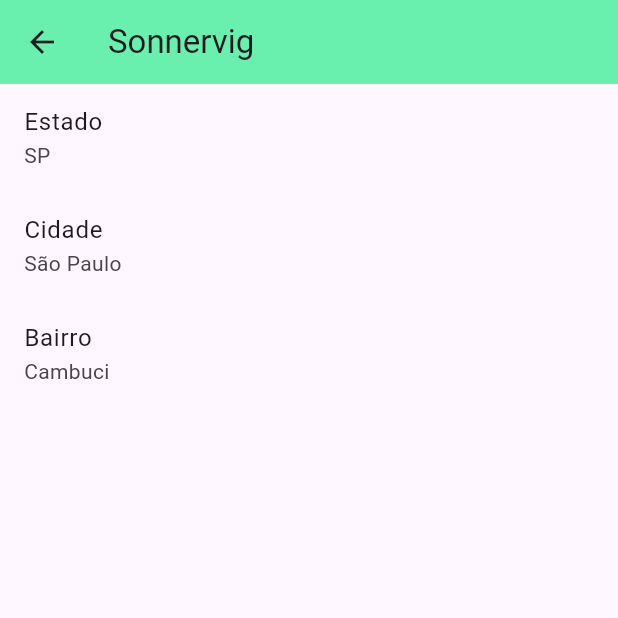
After one commit to giannini-html/ford-front-mobile, a Flutter app: the screen it shows after launch, after a tap on "Sonnervig", on a phone screen of 412 x 824 dp, the top half of it. The commit adds this screen. Run offline on Flutter 3.47's test engine with Material 2 defaults, Android fonts, the light colour scheme and no system bars; our stand-ins replace ionicons.

Commit message:
Adicionado detalhes de concessionaria

```diff
--- a/lib/components/loja_Item.dart
+++ b/lib/components/loja_Item.dart
@@ -1,9 +1,11 @@
-import 'package:ford/models/lojas.dart';
 import 'package:flutter/material.dart';
+
+import '../models/loja.dart';
 
 class LojaItem extends StatelessWidget {
   final Loja loja;
-  const LojaItem({super.key, required this.loja});
+  final void Function()? onTap;
+  const LojaItem({Key? key, required this.loja, this.onTap}) : super(key: key);
 
   @override
   Widget build(BuildContext context) {
@@ -26,6 +28,7 @@ class LojaItem extends StatelessWidget {
           color: Color.fromARGB(255, 0, 0, 0),
         ),
       ),
+      onTap: onTap,
     );
   }
 }
--- a/lib/components/veiculo_item.dart
+++ b/lib/components/veiculo_item.dart
@@ -1,4 +1,3 @@
-import 'package:ford/models/tipo_veiculo.dart';
 import 'package:flutter/material.dart';
 import 'package:intl/intl.dart';
 
--- a/lib/main.dart
+++ b/lib/main.dart
@@ -1,6 +1,7 @@
 import 'package:ford/pages/cadastro_page.dart';
 import 'package:ford/pages/home_page.dart';
 import 'package:ford/pages/login_page.dart';
+import 'package:ford/pages/lojas_detalhes_page.dart';
 import 'package:ford/pages/veiculos_detalhes_page.dart';
 
 import 'package:flutter/material.dart';
@@ -25,6 +26,7 @@ class MyApp extends StatelessWidget {
       routes: {
         "/": (context) => const HomePage(),
         "/veiculos-detalhes": (context) => const VeiculoDetalhesPage(),
+        "/lojas-detalhes": (context) => const LojaDetalhesPage(),
         "/login": (context) => const LoginPage(),
         "/cadastro": (context) => CadastroPage(),
       },
--- a/lib/models/lojas.dart
+++ b/lib/models/loja.dart
@@ -1,4 +1,4 @@
-import 'package:ford/models/tipo_veiculo.dart';
+
 import 'package:flutter/material.dart';
 
 class Loja {
--- /dev/null
+++ b/lib/pages/lojas_detalhes_page.dart
@@ -0,0 +1,41 @@
+import 'package:ford/models/loja.dart';
+import 'package:flutter/material.dart';
+
+class LojaDetalhesPage extends StatefulWidget {
+  const LojaDetalhesPage({super.key});
+
+  @override
+  State<LojaDetalhesPage> createState() => _LojaDetalhesPageState();
+}
+
+class _LojaDetalhesPageState extends State<LojaDetalhesPage> {
+  @override
+  Widget build(BuildContext context) {
+    final loja = ModalRoute.of(context)!.settings.arguments as Loja;
+
+    return Scaffold(
+      appBar: AppBar(
+        backgroundColor: Colors.greenAccent,
+        title: Text(loja.nome),
+      ),
+      body: SingleChildScrollView(
+        child: Column(
+          children: [
+            ListTile(
+              title: const Text('Estado'),
+              subtitle: Text(loja.estado),
+            ),
+            ListTile(
+              title: const Text('Cidade'),
+              subtitle: Text(loja.cidade),
+            ),
+            ListTile(
+              title: const Text('Bairro'),
+              subtitle: Text(loja.bairro),
+            ),
+          ],
+        ),
+      ),
+    );
+  }
+}
--- a/lib/pages/lojas_page.dart
+++ b/lib/pages/lojas_page.dart
@@ -1,8 +1,8 @@
-import 'package:ford/models/lojas.dart';
+import 'package:ford/models/loja.dart';
 import 'package:ford/repository/loja_repository.dart';
 import 'package:flutter/material.dart';
 
-import '../components/loja_Item.dart';
+import '../components/loja_item.dart';
 
 class LojasPage extends StatefulWidget {
   const LojasPage({super.key});
@@ -80,7 +80,13 @@ class _LojasPageState extends State<LojasPage> {
           itemCount: lojas.length,
           itemBuilder: (context, index) {
             final loja = lojas[index];
-            return LojaItem(loja: loja);
+            return LojaItem(
+              loja: loja,
+              onTap: () {
+                Navigator.pushNamed(context, '/lojas-detalhes',
+                    arguments: loja);
+              },
+            );
           },
           separatorBuilder: (context, index) {
             return const Divider();
--- a/lib/repository/loja_repository.dart
+++ b/lib/repository/loja_repository.dart
@@ -1,5 +1,5 @@
 import 'package:flutter/material.dart';
-import 'package:ford/models/lojas.dart';
+import 'package:ford/models/loja.dart';
 
 class LojaRepository {
   List<Loja> listarLojas() {
```
